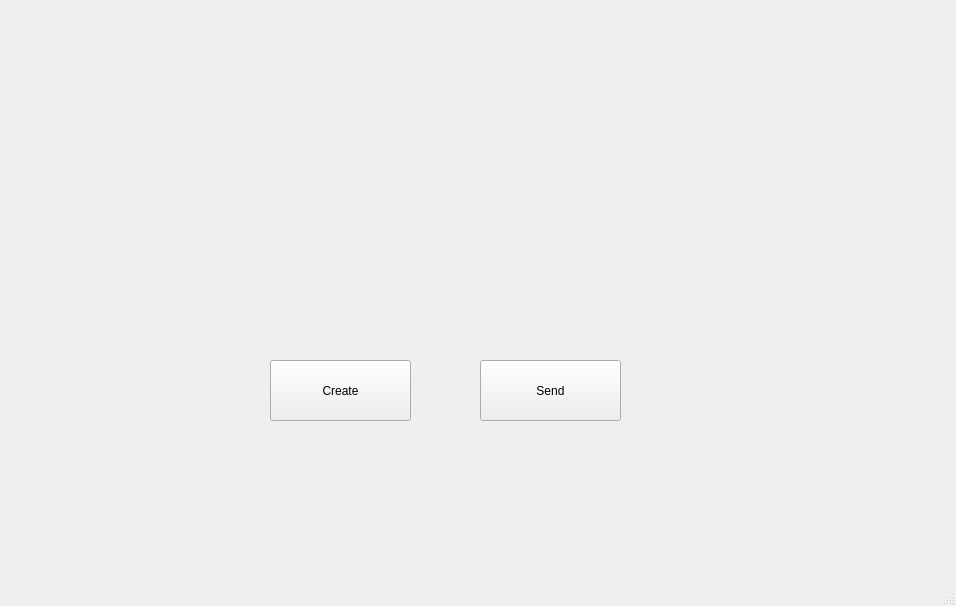
First picture: the form in RemoteMonitor/MonitorClient.ui, repository ChiaMing501/RemoteMonitor, before the edit.
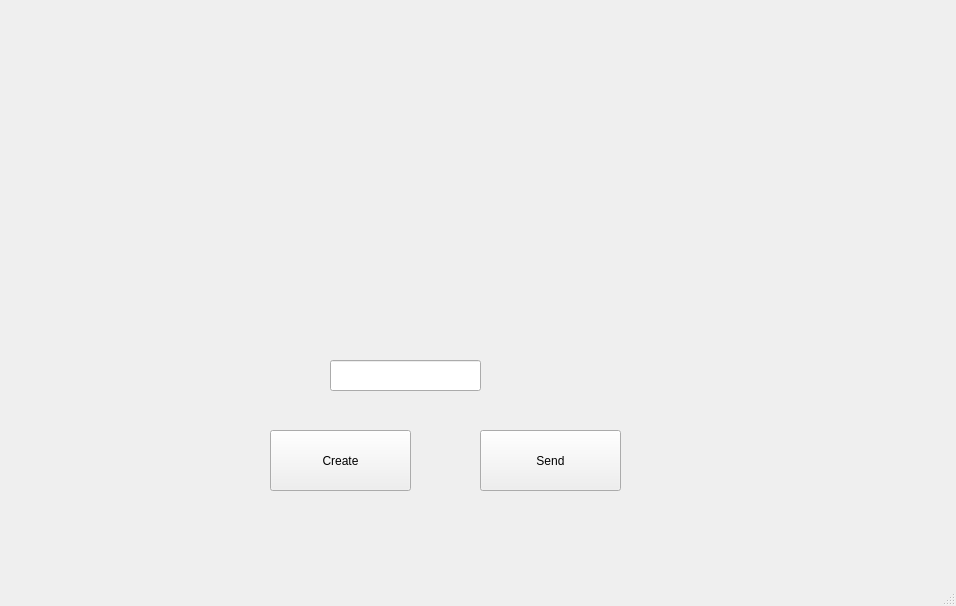
Second picture: the form after the edit.

Commit message: Add the thread function of continuously showing current time on UI.

Diff of the .ui file:
```diff
--- a/RemoteMonitor/MonitorClient.ui
+++ b/RemoteMonitor/MonitorClient.ui
@@ -18,7 +18,7 @@
     <property name="geometry">
      <rect>
       <x>480</x>
-      <y>360</y>
+      <y>430</y>
       <width>141</width>
       <height>61</height>
      </rect>
@@ -31,7 +31,7 @@
     <property name="geometry">
      <rect>
       <x>270</x>
-      <y>360</y>
+      <y>430</y>
       <width>141</width>
       <height>61</height>
      </rect>
@@ -40,6 +40,22 @@
      <string>Create</string>
     </property>
    </widget>
+   <widget class="QLineEdit" name="timeLineEdit">
+    <property name="geometry">
+     <rect>
+      <x>330</x>
+      <y>360</y>
+      <width>151</width>
+      <height>31</height>
+     </rect>
+    </property>
+    <property name="font">
+     <font>
+      <weight>50</weight>
+      <bold>false</bold>
+     </font>
+    </property>
+   </widget>
   </widget>
   <widget class="QMenuBar" name="menubar">
    <property name="geometry">
```
The commit also changes 2 other files.
